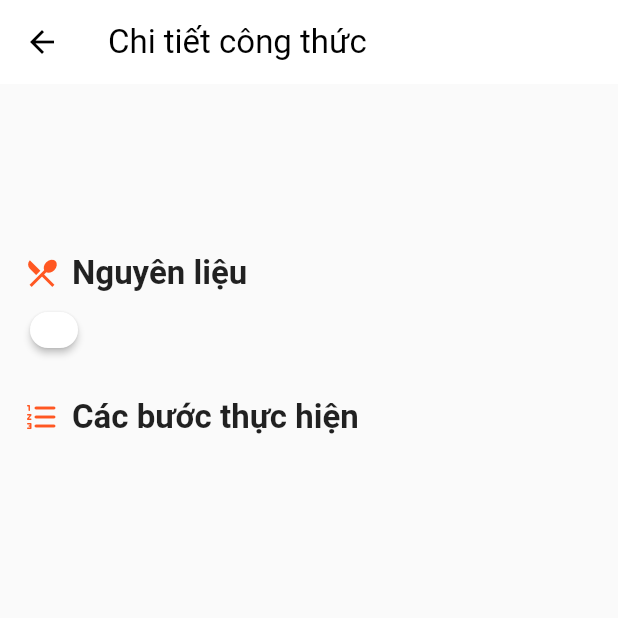
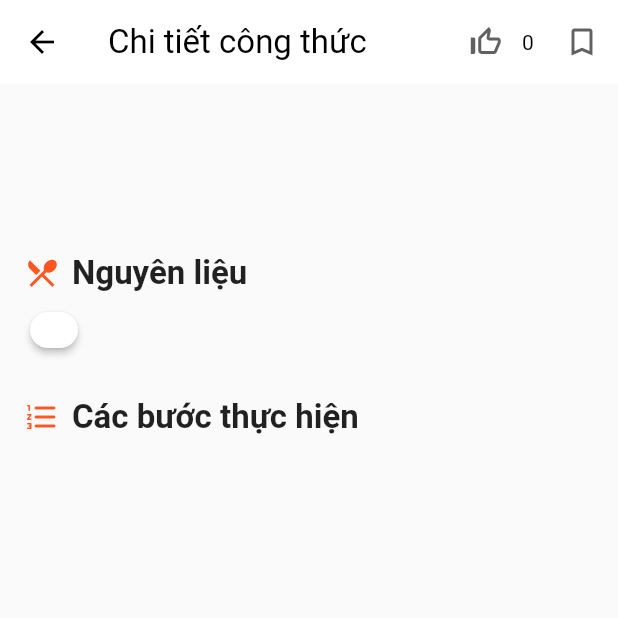
Before and after one commit to vuhongdang18092004/dishhub_recipe_sharing_app, a Flutter app: the RecipeDetailPage screen opened directly with empty values, on a phone screen of 412 x 824 dp, the top half of it. Run offline on Flutter 3.47's test engine with Material 3 defaults, Android fonts, the phone set to English and light mode, and no system bars; our stand-ins replace bloc, cached_network_image, cloud_firestore, equatable, firebase_auth, firebase_core and 6 more; accounts and stored records are empty; network calls fail.

Commit message:
update like cong thuc

```diff
--- a/lib/features/auth/data/repositories/auth_repository_impl.dart
+++ b/lib/features/auth/data/repositories/auth_repository_impl.dart
@@ -9,7 +9,11 @@ class AuthRepositoryImpl implements AuthRepository {
   AuthRepositoryImpl(this.remoteDataSource);
 
   @override
-  Future<UserEntity> signUpWithEmail(String email, String password, String name) {
+  Future<UserEntity> signUpWithEmail(
+    String email,
+    String password,
+    String name,
+  ) {
     return remoteDataSource.signUpWithEmail(email, password, name);
   }
 
--- a/lib/features/auth/domain/repositories/auth_repository.dart
+++ b/lib/features/auth/domain/repositories/auth_repository.dart
@@ -1,7 +1,11 @@
 import '../entities/user_entity.dart';
 
 abstract class AuthRepository {
-  Future<UserEntity> signUpWithEmail(String email, String password, String name);
+  Future<UserEntity> signUpWithEmail(
+    String email,
+    String password,
+    String name,
+  );
   Future<UserEntity> signInWithEmail(String email, String password);
   Future<UserEntity> signInWithGoogle();
   Future<void> resetPassword(String email);
--- a/lib/features/auth/presentation/bloc/auth_event.dart
+++ b/lib/features/auth/presentation/bloc/auth_event.dart
@@ -26,10 +26,7 @@ class AuthSignInEmail extends AuthEvent {
   final String email;
   final String password;
 
-  const AuthSignInEmail({
-    required this.email,
-    required this.password,
-  });
+  const AuthSignInEmail({required this.email, required this.password});
 
   @override
   List<Object?> get props => [email, password];
--- a/lib/features/recipe/domain/repositories/recipe_repository.dart
+++ b/lib/features/recipe/domain/repositories/recipe_repository.dart
@@ -10,4 +10,6 @@ abstract class RecipeRepository {
   Future<void> updateRecipe(RecipeEntity recipe);
 
   Future<void> deleteRecipe(String id);
+
+  Future<void> toggleLike(String recipeId, String userId);
 }
--- a/lib/features/recipe/domain/usecases/recipe_usecases.dart
+++ b/lib/features/recipe/domain/usecases/recipe_usecases.dart
@@ -30,3 +30,10 @@ class DeleteRecipe {
   DeleteRecipe(this.repository);
   Future<void> call(String id) => repository.deleteRecipe(id);
 }
+
+class ToggleLikeRecipe {
+  final RecipeRepository repository;
+  ToggleLikeRecipe(this.repository);
+
+  Future<void> call(String recipeId, String userId) => repository.toggleLike(recipeId, userId);
+}
--- a/lib/features/recipe/presentation/bloc/recipe_bloc.dart
+++ b/lib/features/recipe/presentation/bloc/recipe_bloc.dart
@@ -12,6 +12,7 @@ class RecipeBloc extends Bloc<RecipeEvent, RecipeState> {
   final AddRecipe addRecipe;
   final UpdateRecipe updateRecipe;
   final DeleteRecipe deleteRecipe;
+  final ToggleLikeRecipe toggleLikeRecipe;
 
   RecipeBloc({
     required this.getAllRecipes,
@@ -19,6 +20,7 @@ class RecipeBloc extends Bloc<RecipeEvent, RecipeState> {
     required this.addRecipe,
     required this.updateRecipe,
     required this.deleteRecipe,
+    required this.toggleLikeRecipe,
   }) : super(RecipeInitial()) {
     on<LoadAllRecipes>((event, emit) async {
       emit(RecipeLoading());
@@ -56,5 +58,15 @@ class RecipeBloc extends Bloc<RecipeEvent, RecipeState> {
         emit(RecipeError(e.toString()));
       }
     });
+
+    on<ToggleLike>((event, emit) async {
+      try {
+        await toggleLikeRecipe(event.recipeId, event.userId);
+        // Refresh list so counts update for all listeners
+        add(LoadAllRecipes());
+      } catch (e) {
+        emit(RecipeError(e.toString()));
+      }
+    });
   }
 }
--- a/lib/features/recipe/presentation/bloc/recipe_event.dart
+++ b/lib/features/recipe/presentation/bloc/recipe_event.dart
@@ -25,3 +25,12 @@ class DeleteRecipeById extends RecipeEvent {
   @override
   List<Object?> get props => [id];
 }
+
+class ToggleLike extends RecipeEvent {
+  final String recipeId;
+  final String userId;
+  const ToggleLike({required this.recipeId, required this.userId});
+
+  @override
+  List<Object?> get props => [recipeId, userId];
+}
--- a/lib/features/recipe/presentation/screens/recipe_detail_page.dart
+++ b/lib/features/recipe/presentation/screens/recipe_detail_page.dart
@@ -1,5 +1,8 @@
 import 'dart:io';
 import 'package:flutter/material.dart';
+import 'package:flutter_bloc/flutter_bloc.dart';
+import '../../../auth/presentation/bloc/auth_bloc.dart';
+import '../bloc/recipe_bloc.dart';
 import '../../domain/entities/recipe_entity.dart';
 import '../../data/models/recipe_step.dart';
 import '../widgets/zoomable_image_screen.dart';
@@ -29,6 +32,57 @@ class RecipeDetailPage extends StatelessWidget {
         title: const Text("Chi tiết công thức"),
         backgroundColor: Colors.white,
         foregroundColor: Colors.black,
+        actions: [
+          // Like action
+          BlocBuilder<AuthBloc, AuthState>(builder: (context, authState) {
+            final user = authState is AuthAuthenticated ? authState.user : null;
+            final isLiked = user != null ? recipe.likes.contains(user.id) : false;
+
+            return Row(
+              children: [
+                IconButton(
+                  icon: Icon(
+                    isLiked ? Icons.thumb_up : Icons.thumb_up_off_alt,
+                    color: isLiked ? Colors.blue : Colors.grey[700],
+                  ),
+                  onPressed: user != null
+                      ? () {
+                          context.read<RecipeBloc>().add(
+                                ToggleLike(recipeId: recipe.id, userId: user.id),
+                              );
+                        }
+                      : null,
+                  tooltip: 'Like',
+                ),
+                Padding(
+                  padding: const EdgeInsets.only(right: 8.0),
+                  child: Text('${recipe.likes.length}'),
+                ),
+              ],
+            );
+          }),
+          // Bookmark action: uses AuthBloc to toggle saved status and
+          // reflects current user's savedRecipes.
+          BlocBuilder<AuthBloc, AuthState>(builder: (context, authState) {
+            final user = authState is AuthAuthenticated ? authState.user : null;
+            final isSaved = user?.savedRecipes.contains(recipe.id) ?? false;
+
+            return IconButton(
+              icon: Icon(
+                isSaved ? Icons.bookmark : Icons.bookmark_border,
+                color: isSaved ? Colors.orange : Colors.grey[700],
+              ),
+              onPressed: user != null
+                  ? () {
+                      context.read<AuthBloc>().add(
+                            AuthToggleSaveRecipe(recipeId: recipe.id),
+                          );
+                    }
+                  : null,
+              tooltip: isSaved ? 'Bỏ lưu' : 'Lưu công thức',
+            );
+          }),
+        ],
       ),
       body: SingleChildScrollView(
         child: Column(
--- a/lib/main.dart
+++ b/lib/main.dart
@@ -81,6 +81,7 @@ void main() async {
             addRecipe: AddRecipe(recipeRepository),
             updateRecipe: UpdateRecipe(recipeRepository),
             deleteRecipe: DeleteRecipe(recipeRepository),
+            toggleLikeRecipe: ToggleLikeRecipe(recipeRepository),
           )..add(LoadAllRecipes()),
         ),
       ],
@@ -92,8 +93,9 @@ void main() async {
 class MyApp extends StatelessWidget {
   final UserEntity? initialUser;
 
-  static final ValueNotifier<ThemeMode> themeNotifier =
-      ValueNotifier(ThemeMode.light);
+  static final ValueNotifier<ThemeMode> themeNotifier = ValueNotifier(
+    ThemeMode.light,
+  );
 
   const MyApp({super.key, this.initialUser});
 
```
Also changed, not shown: lib/config/app_router.dart (+12 -10 lines), lib/features/auth/data/datasources/firebase_auth_datasource.dart (+40 -37 lines), lib/features/auth/presentation/bloc/auth_bloc.dart (+9 -3 lines), lib/features/auth/presentation/screens/saved_recipes_page.dart (+22 -5 lines), lib/features/auth/presentation/screens/setting_page.dart (+7 -2 lines), lib/features/recipe/data/repositories/recipe_repository_impl.dart (+19 -13 lines), lib/features/recipe/presentation/screens/home_page.dart (+6 -2 lines), lib/features/recipe/presentation/widgets/recipe_card.dart (+42 -10 lines).
